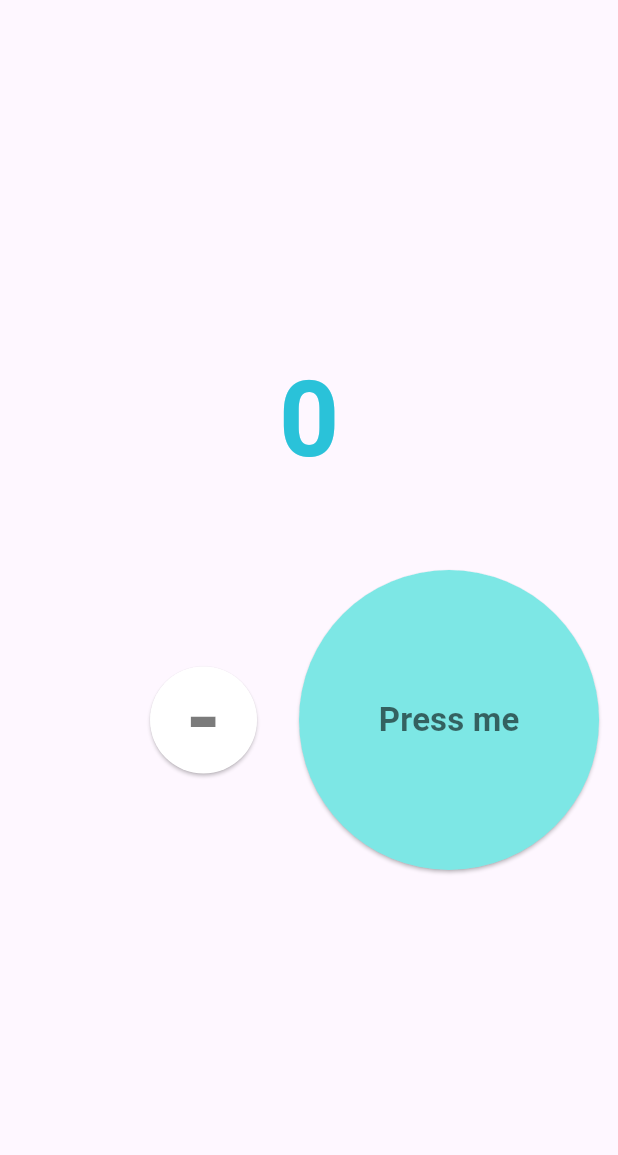
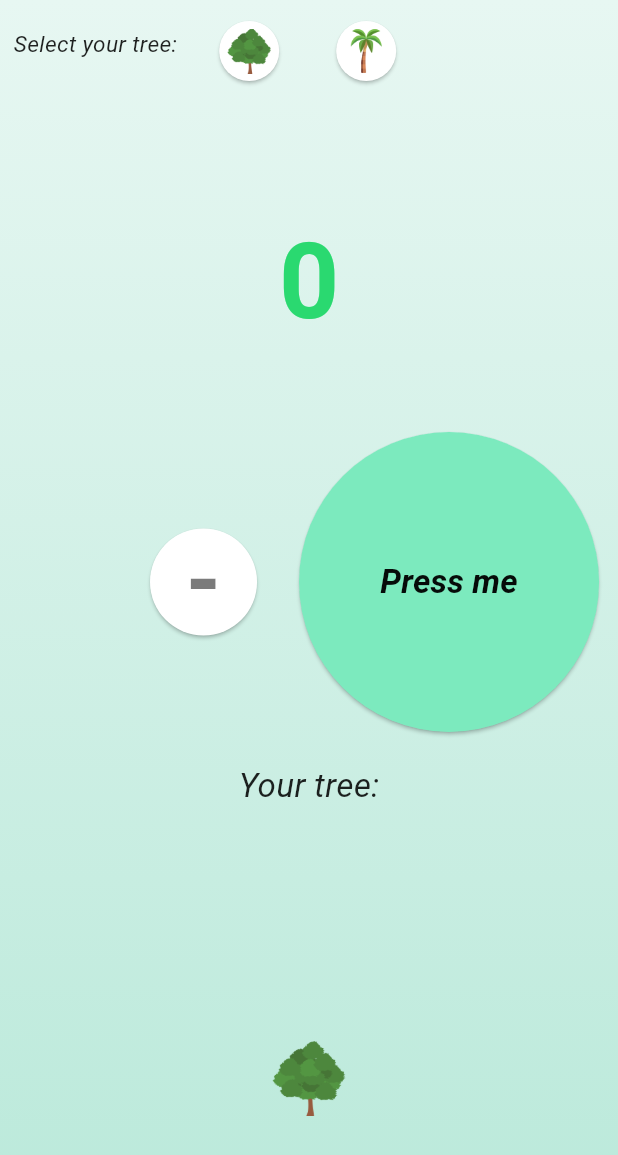
Before and after one commit to ihebm22/Counter-flutter-app, a Flutter app: the screen it shows after launch, on a phone screen of 412 x 824 dp. Shown: the top 1155 px of the screen. Run offline on Flutter 3.47's test engine with Material 3 defaults, Android fonts, the phone set to English and light mode, and no system bars.

Commit message:
added a tree and enhanced the look

```diff
--- a/lib/main.dart
+++ b/lib/main.dart
@@ -9,10 +9,22 @@ class MainApp extends StatelessWidget {
 
   @override
   Widget build(BuildContext context) {
-    return const MaterialApp(
+    return MaterialApp(
       home: Scaffold(
-        body: Center(
+        body: Container(
+          decoration: BoxDecoration(
+            gradient: LinearGradient(
+              begin: Alignment.topCenter,
+              end: Alignment.bottomCenter,
+              colors: [
+                Color.fromARGB(255, 231, 247, 242),
+                Color.fromARGB(255, 186, 233, 218),
+              ],
+            ),
+          ),
+          child: Center(
             child: MainScreen(),
+          ),
         ),
       ),
     );
@@ -29,36 +41,94 @@ class MainScreen extends StatefulWidget {
 class _MainScreenState extends State<MainScreen> {
   @override
   int counter = 0;
+String tree= "tree.png";
+
   void increaseCounter() {
     setState(() {
       counter++;
     });
   }
+
   void decreaseCounter() {
     setState(() {
-      if (counter > 0){
+      if (counter > 0) {
         counter--;
       } else {
         counter = 0;
       }
-
     });
   }
 
   Widget build(BuildContext context) {
     return Center(
-        child: Column(
+      child: ListView(
         children: [
-            SizedBox(
-              height: 200
+          Row(
+            children: [
+              Padding(
+                padding: const EdgeInsets.all(9.0),
+                child: Text('Select your tree:',
+                    style: TextStyle(
+                        fontStyle: FontStyle.italic,
+                        color: Colors.black87,
+                        fontSize: 15)),
+              ),
+
+              Padding(
+                padding: EdgeInsets.only(top: 10),
+                child: ElevatedButton(
+                  style: ElevatedButton.styleFrom(
+                    backgroundColor: Colors.white,
+                    shape: CircleBorder(),
+                  ),
+                  onPressed: () {
+                    setState(() {
+                      tree = "tree.png";
+                    });
+                  },
+                  child: Image.asset(
+                    'lib/assets/tree.png',
+                    width: 30,
+                    height: 30,
+                    fit: BoxFit.cover,
+                  ),
+                ),
               ),
               Padding(
-              padding: const EdgeInsets.only(top: 30, bottom:50),
-              child: Text("$counter",
+                padding: EdgeInsets.only(top: 10),
+                child: ElevatedButton(
+                  style: ElevatedButton.styleFrom(
+                    backgroundColor: Colors.white,
+                    shape: CircleBorder(),
+                  ),
+                  onPressed: () {
+                    setState(() {
+                      tree = "palm.png";
+                    });
+                  },
+                  child: Image.asset(
+                    'lib/assets/palm.png',
+                    width: 30,
+                    height: 30,
+                    fit: BoxFit.cover,
+                  ),
+                ),
+              ),
+            ],
+          ),
+          SizedBox(height: 50),
+          Padding(
+            padding: const EdgeInsets.only(top: 30, bottom: 50),
+            child: Center(
+              child: Text(
+                "$counter",
                 style: const TextStyle(
                   fontSize: 70,
                   fontWeight: FontWeight.bold,
-                      color: Color.fromARGB(255, 42, 194, 217))),
+                  color: Color.fromARGB(255, 42, 217, 112),
+                ),
+              ),
+            ),
           ),
           Row(
             children: [
@@ -69,10 +139,16 @@ class _MainScreenState extends State<MainScreen> {
                     shape: const CircleBorder(),
                     backgroundColor: Color.fromARGB(255, 255, 255, 255),
                   ),
-                    onPressed: (){
+                  onPressed: () {
                     decreaseCounter();
                     print("New counter: $counter");
-                  }, child: Text("-",style: TextStyle(fontSize: 60, fontWeight: FontWeight.bold, color: const Color.fromARGB(132, 0, 0, 0)))),
+                  },
+                  child: Text("-",
+                      style: TextStyle(
+                          fontSize: 60,
+                          fontWeight: FontWeight.bold,
+                          color: const Color.fromARGB(132, 0, 0, 0))),
+                ),
               ),
               SizedBox(
                 width: 200,
@@ -81,17 +157,46 @@ class _MainScreenState extends State<MainScreen> {
                   style: ElevatedButton.styleFrom(
                     shape: CircleBorder(),
                     padding: EdgeInsets.all(40),
-                          backgroundColor: Color.fromARGB(255, 125, 231, 229),
+                    backgroundColor: Color.fromARGB(255, 124, 234, 190),
                   ),
                   onPressed: () {
                     increaseCounter();
                     print("Counter: $counter");
                   },
-                       child: Text("Press me", style: TextStyle(fontSize: 22, fontWeight: FontWeight.bold, color: const Color.fromARGB(148, 0, 0, 0)))),
+                  child: Text("Press me",
+                      style: TextStyle(
+                          fontStyle: FontStyle.italic,
+                          fontSize: 22,
+                          fontWeight: FontWeight.bold,
+                          color: const Color.fromARGB(243, 0, 0, 0))),
+                ),
               ),
             ],
           ),
+          Center(
+            child: Padding(
+              padding: const EdgeInsets.only(top: 20, bottom: 25),
+              child: Text(
+                'Your tree:',
+                style: TextStyle(
+                    fontStyle: FontStyle.italic,
+                    color: Colors.black87,
+                    fontSize: 22),
+              ),
+            ),
+          ),
+          Container(
+            height: (50.0 + (counter * 3)).clamp(200, 600),
+            padding: EdgeInsets.only(bottom: 20),
+            alignment: Alignment.bottomCenter,
+            child: Image.asset(
+              'lib/assets/$tree',
+              height: 50.0 + (counter * 3),
+              fit: BoxFit.contain,
+            ),
+          ),
         ],
-        ));
+      ),
+    );
   }
 }
--- a/pubspec.yaml
+++ b/pubspec.yaml
@@ -17,3 +17,6 @@ dev_dependencies:
 
 flutter:
   uses-material-design: true
+  assets:
+    - lib/assets/tree.png
+    - lib/assets/palm.png
```
Also changed, not shown: lib/assets/palm.png (added), lib/assets/tree.png (added). Lines whose indentation alone changed are shown as unchanged.
